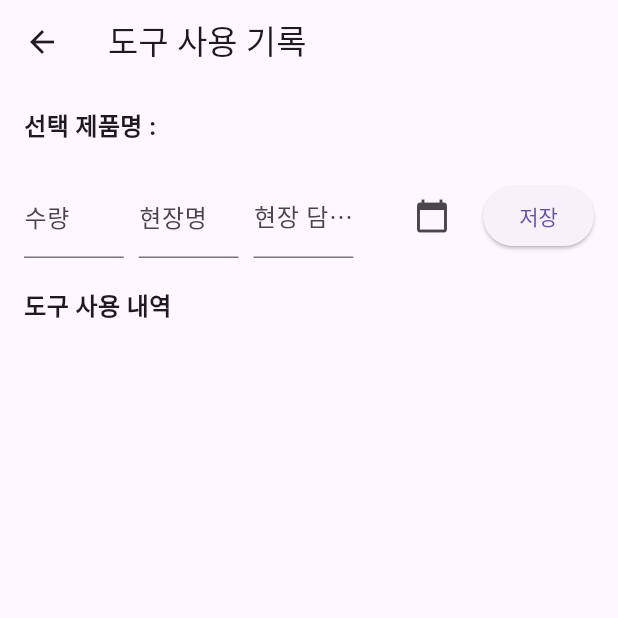
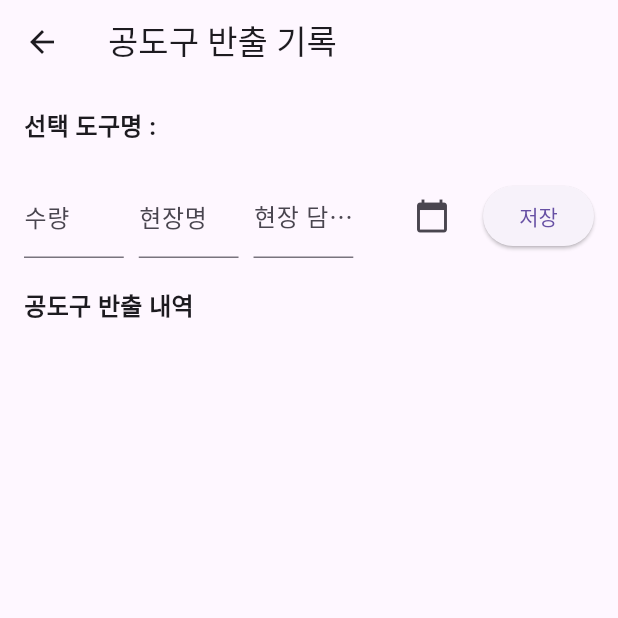
Before and after one commit to HarryKito/tool_management_ledger, a Flutter app: the UseDetailScreen screen opened directly with empty values, on a phone screen of 412 x 824 dp, the top half of it. Run offline on Flutter 3.47's test engine with Material 3 defaults, Android fonts, the phone set to English and light mode, and no system bars; our stand-ins replace sqflite_common_ffi; accounts and stored records are empty.

Commit message:
Manager(User) requirements Accepted

```diff
--- a/lib/ToolScreen.dart
+++ b/lib/ToolScreen.dart
@@ -179,7 +179,7 @@ class _ToolsScreenState extends State<ToolsScreen> {
   Widget build(BuildContext context) {
     return Scaffold(
       appBar: AppBar(
-        title: Text('도구 관리 대장'),
+        title: Text('공도구 관리 대장'),
       ),
       body: Row(
         children: [
@@ -192,7 +192,7 @@ class _ToolsScreenState extends State<ToolsScreen> {
                   child: TextField(
                     controller: searchController,
                     decoration: InputDecoration(
-                      labelText: '품명 검색',
+                      labelText: '공도구 검색',
                       prefixIcon: Icon(Icons.search),
                     ),
                   ),
@@ -254,7 +254,7 @@ class _ToolsScreenState extends State<ToolsScreen> {
                       Expanded(
                         child: TextField(
                           controller: nameController,
-                          decoration: InputDecoration(labelText: '품명'),
+                          decoration: InputDecoration(labelText: '공도구명'),
                           onSubmitted: (value) => _addTool(),
                         ),
                       ),
--- a/lib/main.dart
+++ b/lib/main.dart
@@ -29,7 +29,7 @@ class MyApp extends StatelessWidget {
   Widget build(BuildContext context) {
     // 도구 관리함
     return MaterialApp(
-      title: '도구관리함',
+      title: '공도구관리함',
       theme: ThemeData(
         primarySwatch: Colors.blue,
       ),
--- a/lib/use_detail.dart
+++ b/lib/use_detail.dart
@@ -144,9 +144,9 @@ class _UseDetailScreenState extends State<UseDetailScreen> {
         return AlertDialog(
           title: Text('삭제 확인'),
           content: Text(
-            '사용 내역을 삭제하시겠습니까?\n'
+            '반출 내역을 삭제하시겠습니까?\n'
             '불출일: ${use.startDate.toLocal().toString().split(' ')[0]} \n'
-            '사용량: ${use.amount}\n'
+            '반출량: ${use.amount}\n'
             '현장명: ${use.siteName}\n'
             '현장 담당자: ${use.siteMan}',
           ),
@@ -174,7 +174,7 @@ class _UseDetailScreenState extends State<UseDetailScreen> {
   Widget build(BuildContext context) {
     return Scaffold(
       appBar: AppBar(
-        title: Text('도구 사용 기록'),
+        title: Text('공도구 반출 기록'),
       ),
       body: Padding(
         padding: const EdgeInsets.all(16.0),
@@ -182,7 +182,7 @@ class _UseDetailScreenState extends State<UseDetailScreen> {
           crossAxisAlignment: CrossAxisAlignment.start,
           children: [
             Text(
-              '선택 제품명 : $toolName',
+              '선택 도구명 : $toolName',
               style: TextStyle(fontSize: 16.0, fontWeight: FontWeight.bold),
             ),
             // FIXME: BUG FIX. (issue on README)
@@ -220,11 +220,20 @@ class _UseDetailScreenState extends State<UseDetailScreen> {
                             .contains(textEditingValue.text.toLowerCase());
                       });
                     },
-                    onSelected: (String selection) {
+                    onSelected: (String selection) async {
                       setState(() {
                         selectedSiteName = selection;
                         siteNameController.text = selection;
                       });
+
+                      // siteMan 값을 비동기적으로 가져와서 siteManController에 설정
+                      String? siteMan =
+                          await dbHelper.getSiteManBySiteName(selection);
+                      if (siteMan != null) {
+                        setState(() {
+                          siteManController.text = siteMan;
+                        });
+                      }
                     },
                     fieldViewBuilder: (BuildContext context,
                         TextEditingController fieldTextEditingController,
@@ -292,7 +301,7 @@ class _UseDetailScreenState extends State<UseDetailScreen> {
             ),
             SizedBox(height: 20),
             Text(
-              '도구 사용 내역',
+              '공도구 반출 내역',
               style: TextStyle(fontSize: 16.0, fontWeight: FontWeight.bold),
             ),
             SizedBox(height: 10),
```
Also changed, not shown: lib/DB/database_helper.dart (+11 -0 lines).
